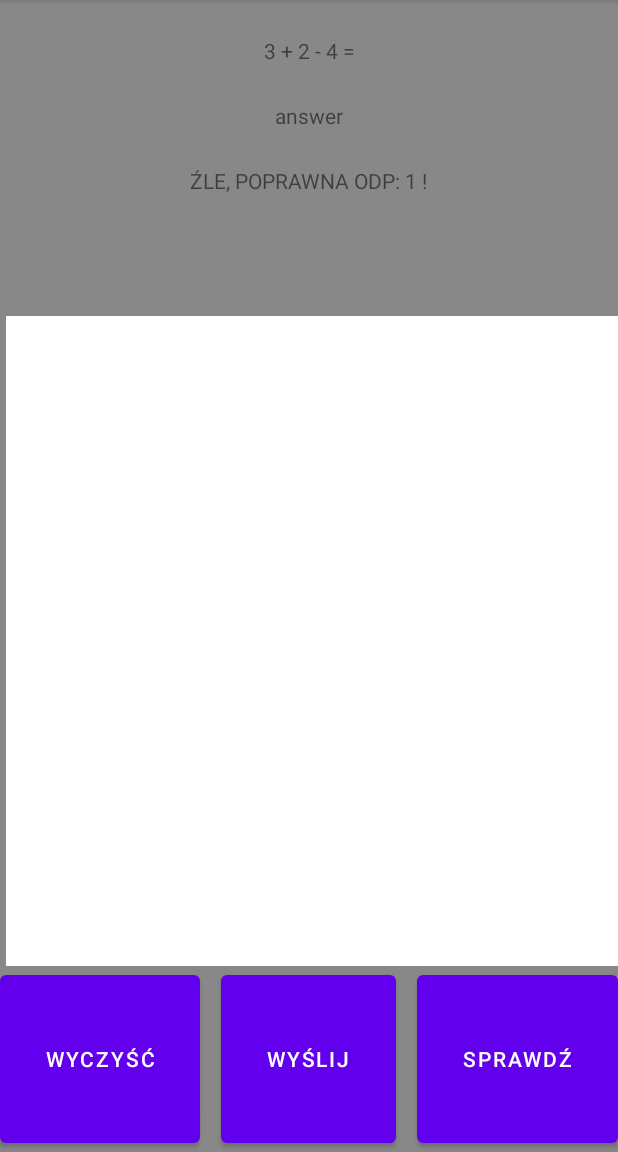
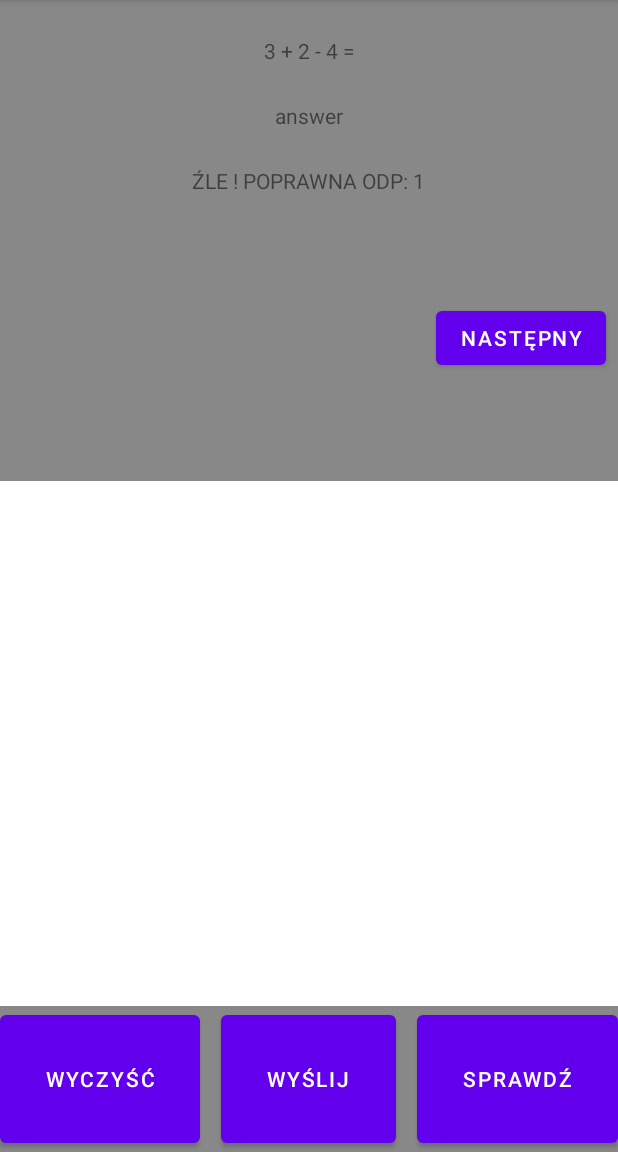
Before and after one commit to Mon4/math-app, an Android app: the screen it shows after launch (MainActivity), after a tap on "SPRAWDŹ", on a phone screen of 412 x 824 dp, the part 84-1236 px from its top. Run offline under Robolectric (Android 15) with nearby library versions, the phone set to English and light mode, and no system bars; 1 statement that could not run was skipped.

Commit message:
j - next_btn

```diff
--- a/java/app/src/main/java/pl/monika/maths/MainActivity.java
+++ b/java/app/src/main/java/pl/monika/maths/MainActivity.java
@@ -30,17 +30,17 @@ public class MainActivity extends AppCompatActivity {
     @Override
     protected void onCreate(Bundle savedInstanceState) {
         super.onCreate(savedInstanceState);
+
         setContentView(R.layout.activity_main);
         Tasks.init(getResources());
+
+        View view = this.getWindow().getDecorView();
+        view.setBackgroundColor(Color.GRAY);
 
         TextView taskTextView = findViewById(R.id.text_task);
         task = Tasks.yourTask();
         String equation = task.equation;
         taskTextView.setText(equation + " =");
-
-        View view = this.getWindow().getDecorView();
-        view.setBackgroundColor(Color.GRAY);
-
     }
 
     public void clean (View v){
@@ -100,8 +100,13 @@ public class MainActivity extends AppCompatActivity {
 
         if (Integer.parseInt(answer) == task.result){
             resTextView.setText("DOBRZE !");}
-        else{resTextView.setText("ŹLE, POPRAWNA ODP: " + task.result + " !");}
+        else{resTextView.setText("ŹLE ! POPRAWNA ODP: " + task.result);}
     }
 
-
+    public void next (View v) {
+        TextView taskTextView = findViewById(R.id.text_task);
+        task = Tasks.yourTask();
+        String equation = task.equation;
+        taskTextView.setText(equation + " =");
+    }
 }
--- a/java/app/src/main/res/layout/activity_main.xml
+++ b/java/app/src/main/res/layout/activity_main.xml
@@ -19,13 +19,14 @@
 
     <pl.monika.maths.PaintView
         android:id="@+id/paintView"
-        android:layout_width="408dp"
-        android:layout_height="433dp"
+        android:layout_width="wrap_content"
+        android:layout_height="350dp"
         app:layout_constraintBottom_toBottomOf="parent"
         app:layout_constraintEnd_toEndOf="parent"
-        app:layout_constraintHorizontal_bias="1.0"
+        app:layout_constraintHorizontal_bias="0.0"
         app:layout_constraintStart_toStartOf="parent"
-        app:layout_constraintTop_toBottomOf="@+id/text_answer" />
+        app:layout_constraintTop_toBottomOf="@+id/text_result"
+        app:layout_constraintVertical_bias="0.661" />
 
     <TextView
         android:id="@+id/text_answer"
@@ -92,4 +93,15 @@
             android:text="Sprawdź" />
     </TableRow>
 
+    <Button
+        android:id="@+id/btn_next"
+        android:layout_width="wrap_content"
+        android:layout_height="wrap_content"
+        android:layout_marginEnd="8dp"
+        android:onClick="next"
+        android:text="Następny"
+        app:layout_constraintBottom_toTopOf="@+id/paintView"
+        app:layout_constraintEnd_toEndOf="parent"
+        app:layout_constraintTop_toBottomOf="@+id/text_result" />
+
 </androidx.constraintlayout.widget.ConstraintLayout>
```
